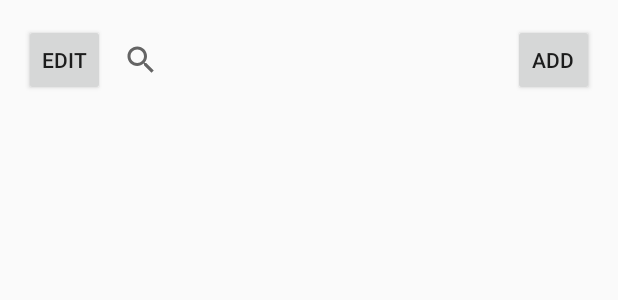
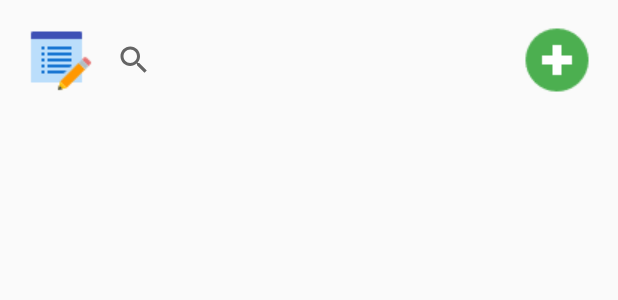
Before and after one commit to yangxk15/PantryPlanner, an Android app: the layout fragment_pantry.xml on its own in the app's theme, with its tools: preview values and no code run, on a phone screen of 412 x 824 dp. Shown: the top 300 px of the screen. Run offline under Robolectric (Android 15) with nearby library versions, the phone set to English and light mode, and no system bars.

Commit message:
change button
change tablayout button; change button in pantry into imagebutton;
delete replicate pantry list

```diff
--- a/app/src/main/java/edu/dartmouth/cs/pantryplanner/app/controller/MainActivity.java
+++ b/app/src/main/java/edu/dartmouth/cs/pantryplanner/app/controller/MainActivity.java
@@ -35,9 +35,9 @@ public class MainActivity extends AppCompatActivity {
 
     final int[] ICONS = new int[]{
             R.drawable.pantry,
-            R.drawable.noodles,
+            R.drawable.calendar,
             R.drawable.shop,
-            R.drawable.icon_receipe_list,
+            R.drawable.kitchen,
             R.drawable.icon_setting_color
 
     };
--- a/app/src/main/java/edu/dartmouth/cs/pantryplanner/app/controller/PantryFragment.java
+++ b/app/src/main/java/edu/dartmouth/cs/pantryplanner/app/controller/PantryFragment.java
@@ -9,6 +9,7 @@ import android.view.View;
 import android.view.ViewGroup;
 import android.widget.ArrayAdapter;
 import android.widget.Button;
+import android.widget.ImageButton;
 import android.widget.ListView;
 import android.widget.TextView;
 
@@ -48,7 +49,7 @@ public class PantryFragment extends Fragment implements Button.OnClickListener {
         listView.setAdapter(adapter);
 
         // set buttons listener
-        Button btn = (Button) view.findViewById(R.id.button_pantry_add);
+        ImageButton btn = (ImageButton) view.findViewById(R.id.button_pantry_add);
         btn.setOnClickListener(this);
         return view;
     }
--- a/app/src/main/res/layout/fragment_pantry.xml
+++ b/app/src/main/res/layout/fragment_pantry.xml
@@ -1,4 +1,5 @@
 <FrameLayout xmlns:android="http://schemas.android.com/apk/res/android"
+    xmlns:app="http://schemas.android.com/apk/res-auto"
     xmlns:tools="http://schemas.android.com/tools"
     android:layout_width="match_parent"
     android:layout_height="match_parent"
@@ -20,27 +21,31 @@
             android:layout_height="wrap_content"
             android:orientation="horizontal">
 
-            <Button
+            <ImageButton
+                android:layout_width="wrap_content"
+                android:layout_height="wrap_content"
+                app:srcCompat="@drawable/edit"
                 android:id="@+id/button_pantry_edit"
-                android:text="Edit"
-                android:layout_width= "wrap_content"
-                android:layout_height="wrap_content"
-                android:layout_weight="1" />
+                android:layout_weight="1"
+                android:background="#00000000"/>
 
             <SearchView
                 android:layout_width="272dp"
                 android:layout_height="wrap_content"
                 android:searchHintIcon="@color/colorPrimary"
                 android:queryBackground="@android:color/white"
-                android:queryHint="item"/>
+                android:queryHint="item"
+                android:layout_weight="7" />
 
 
-            <Button
-                android:id="@+id/button_pantry_add"
-                android:text="Add"
+            <ImageButton
                 android:layout_width="wrap_content"
                 android:layout_height="wrap_content"
-                android:layout_weight="1"/>
+                app:srcCompat="@drawable/plus"
+                android:id="@+id/button_pantry_add"
+                android:layout_weight="1"
+                android:background="#00000000"/>
+
 
         </LinearLayout>
 
```
Also changed, not shown: app/src/main/res/layout/pattern_pantry_list.xml (deleted, +0 -123 lines), app/src/main/res/drawable/calendar.png (added), app/src/main/res/drawable/edit.png (added), app/src/main/res/drawable/fridge.png (added), app/src/main/res/drawable/kitchen.png (added), app/src/main/res/drawable/minus.png (added), app/src/main/res/drawable/pencil.png (added), app/src/main/res/drawable/today.png (added).
